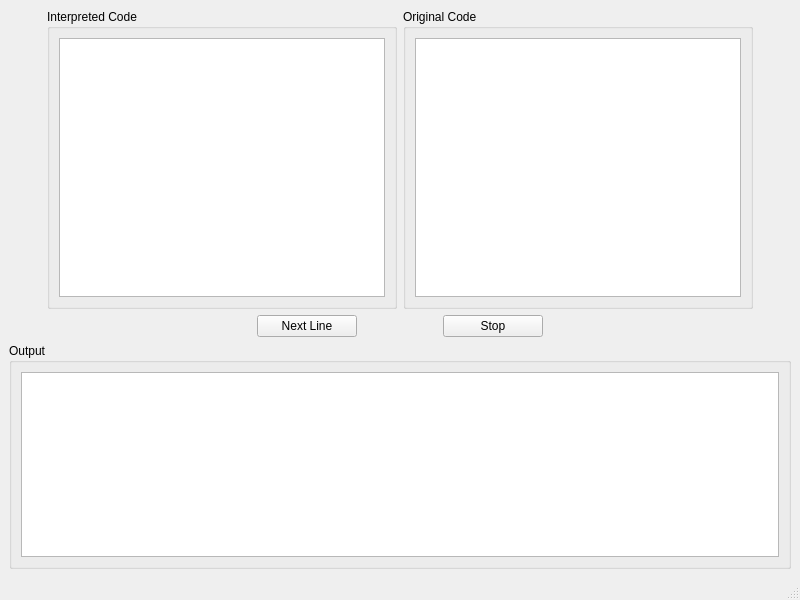
Above: mainwindow.ui from jschoeny/BeginnerPythonVisualizer before the change. Below: the same form after it.
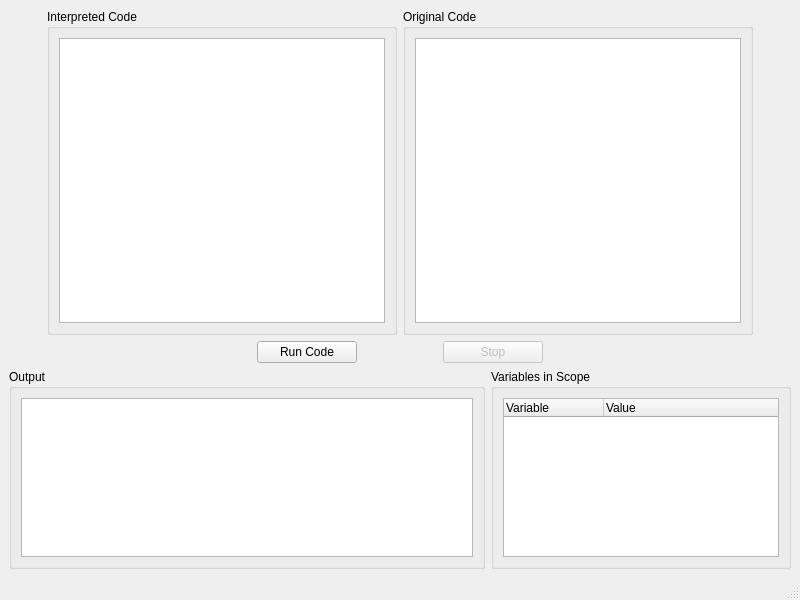
That is the form after the change.

Patch:
```diff
--- a/mainwindow.ui
+++ b/mainwindow.ui
@@ -198,7 +198,10 @@
        </spacer>
       </item>
       <item>
-       <widget class="QPushButton" name="pushButton">
+       <widget class="QPushButton" name="button_start">
+        <property name="enabled">
+         <bool>true</bool>
+        </property>
         <property name="minimumSize">
          <size>
           <width>100</width>
@@ -206,7 +209,7 @@
          </size>
         </property>
         <property name="text">
-         <string>Next Line</string>
+         <string>Run Code</string>
         </property>
        </widget>
       </item>
@@ -227,7 +230,10 @@
        </spacer>
       </item>
       <item>
-       <widget class="QPushButton" name="pushButton_2">
+       <widget class="QPushButton" name="button_stop">
+        <property name="enabled">
+         <bool>false</bool>
+        </property>
         <property name="minimumSize">
          <size>
           <width>100</width>
@@ -255,16 +261,70 @@
      </layout>
     </item>
     <item>
-     <widget class="QGroupBox" name="groupBox_3">
-      <property name="title">
-       <string>Output</string>
-      </property>
-      <layout class="QVBoxLayout" name="verticalLayout_3">
-       <item>
-        <widget class="QTextBrowser" name="console"/>
-       </item>
-      </layout>
-     </widget>
+     <layout class="QHBoxLayout" name="horizontalLayout_3">
+      <item>
+       <widget class="QGroupBox" name="groupBox_3">
+        <property name="minimumSize">
+         <size>
+          <width>0</width>
+          <height>0</height>
+         </size>
+        </property>
+        <property name="maximumSize">
+         <size>
+          <width>16777215</width>
+          <height>200</height>
+         </size>
+        </property>
+        <property name="title">
+         <string>Output</string>
+        </property>
+        <layout class="QVBoxLayout" name="verticalLayout_3">
+         <item>
+          <widget class="QTextBrowser" name="console">
+           <property name="font">
+            <font>
+             <family>Courier New</family>
+            </font>
+           </property>
+          </widget>
+         </item>
+        </layout>
+       </widget>
+      </item>
+      <item>
+       <widget class="QGroupBox" name="groupBox_4">
+        <property name="maximumSize">
+         <size>
+          <width>300</width>
+          <height>200</height>
+         </size>
+        </property>
+        <property name="title">
+         <string>Variables in Scope</string>
+        </property>
+        <layout class="QGridLayout" name="gridLayout">
+         <item row="0" column="0">
+          <widget class="QTreeWidget" name="variables">
+           <property name="animated">
+            <bool>true</bool>
+           </property>
+           <column>
+            <property name="text">
+             <string>Variable</string>
+            </property>
+           </column>
+           <column>
+            <property name="text">
+             <string>Value</string>
+            </property>
+           </column>
+          </widget>
+         </item>
+        </layout>
+       </widget>
+      </item>
+     </layout>
     </item>
    </layout>
   </widget>
```
Left out of the diff: 41 changed lines with no effect on the pictures.
